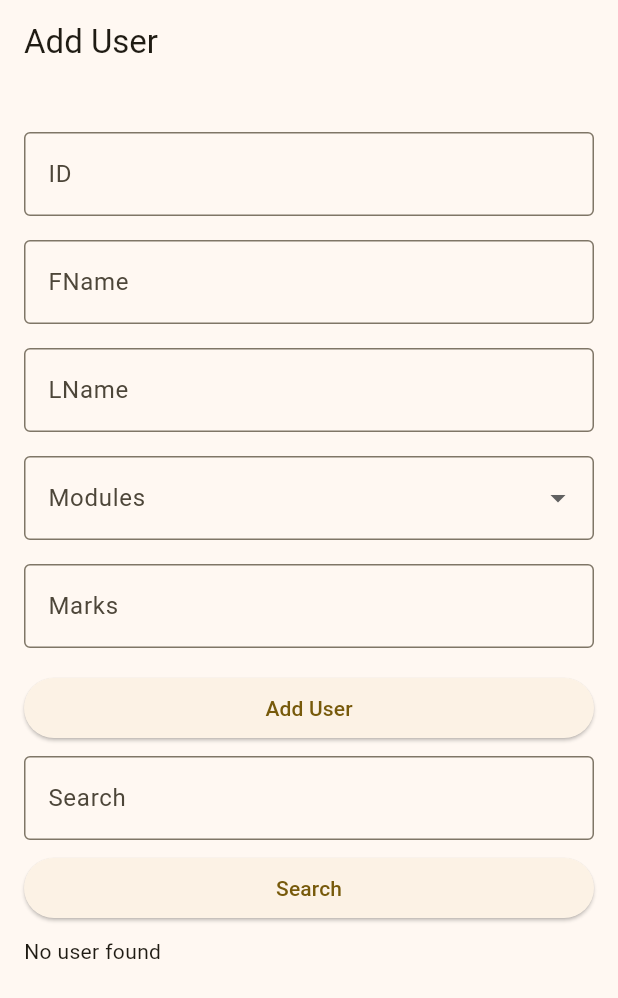
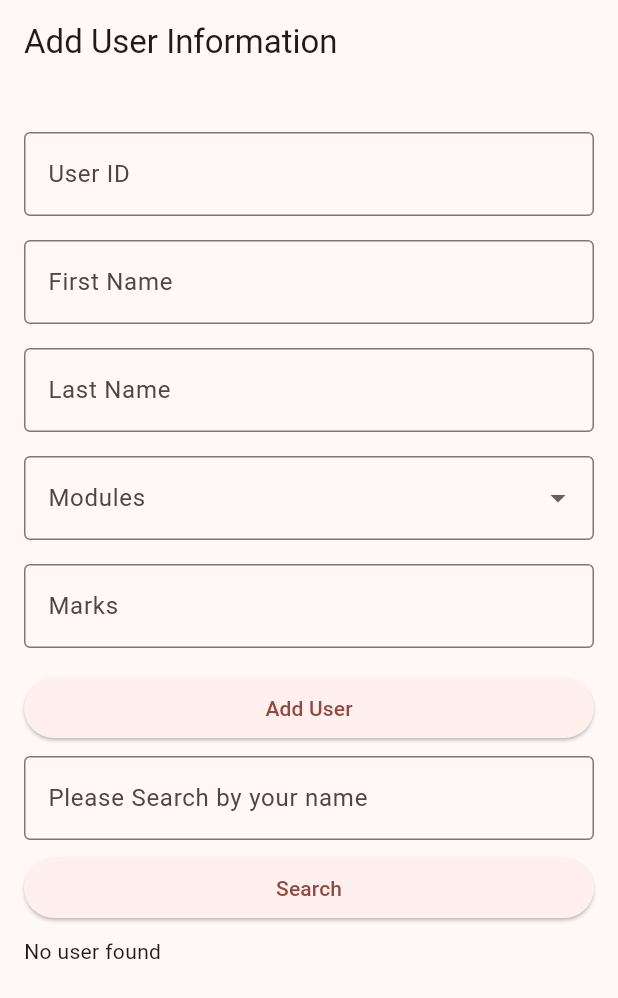
Before and after one commit to Paras03DP/marksheet_flutter, a Flutter app: the screen it shows after launch, on a phone screen of 412 x 824 dp. Shown: the top 998 px of the screen. Run offline on Flutter 3.47's test engine with Material 2 defaults, Android fonts, the phone set to English and light mode, and no system bars; our stand-ins replace flutter_riverpod.

Commit message:
add_user

```diff
--- a/depinflutter-master/lib/main.dart
+++ b/depinflutter-master/lib/main.dart
@@ -13,9 +13,10 @@ class MyApp extends StatelessWidget {
   Widget build(BuildContext context) {
     return ProviderScope(
       child: MaterialApp(
+        debugShowCheckedModeBanner: false,
         title: 'Flutter Demo',
         theme: ThemeData(
-          colorScheme: ColorScheme.fromSeed(seedColor: Colors.amber),
+          colorScheme: ColorScheme.fromSeed(seedColor: Colors.red),
           useMaterial3: true,
         ),
         routes: {
--- a/depinflutter-master/lib/view/add_user.dart
+++ b/depinflutter-master/lib/view/add_user.dart
@@ -31,7 +31,7 @@ class _AdduserState extends ConsumerState<Adduser> {
     var data = ref.watch(userViewModelProvider);
     return Scaffold(
       appBar: AppBar(
-        title: const Text("Add User"),
+        title: const Text("Add User Information"),
       ),
       body: data.isLoading
           ? const Center(child: CircularProgressIndicator())
@@ -46,7 +46,7 @@ class _AdduserState extends ConsumerState<Adduser> {
                     controller: idController,
                     decoration: const InputDecoration(
                       border: OutlineInputBorder(),
-                      labelText: 'ID',
+                      labelText: 'User ID',
                     ),
                   ),
                   const SizedBox(height: 16.0),
@@ -55,7 +55,7 @@ class _AdduserState extends ConsumerState<Adduser> {
                     controller: fNameController,
                     decoration: const InputDecoration(
                       border: OutlineInputBorder(),
-                      labelText: 'FName',
+                      labelText: 'First Name',
                     ),
                   ),
                   const SizedBox(height: 16.0),
@@ -64,7 +64,7 @@ class _AdduserState extends ConsumerState<Adduser> {
                     controller: lNameController,
                     decoration: const InputDecoration(
                       border: OutlineInputBorder(),
-                      labelText: 'LName',
+                      labelText: 'Last Name',
                     ),
                   ),
                   const SizedBox(height: 16.0),
@@ -155,7 +155,7 @@ class _AdduserState extends ConsumerState<Adduser> {
                     controller: search,
                     decoration: const InputDecoration(
                       border: OutlineInputBorder(),
-                      labelText: 'Search',
+                      labelText: 'Please Search by your name',
                     ),
                   ),
                   const SizedBox(height: 8.0),
```
